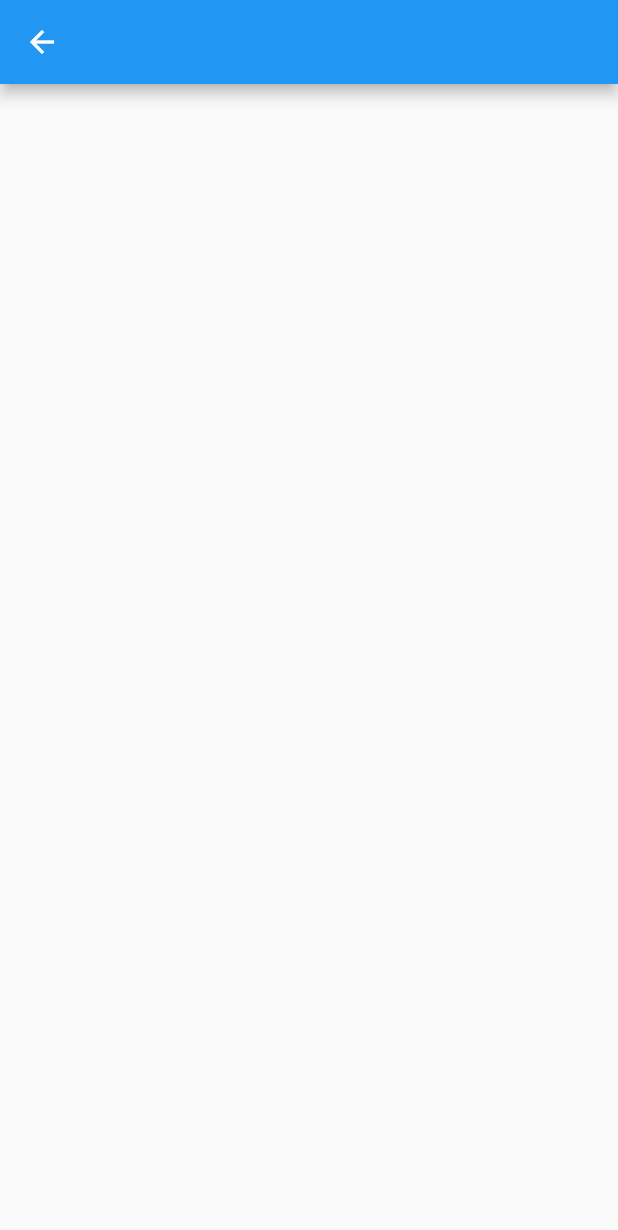
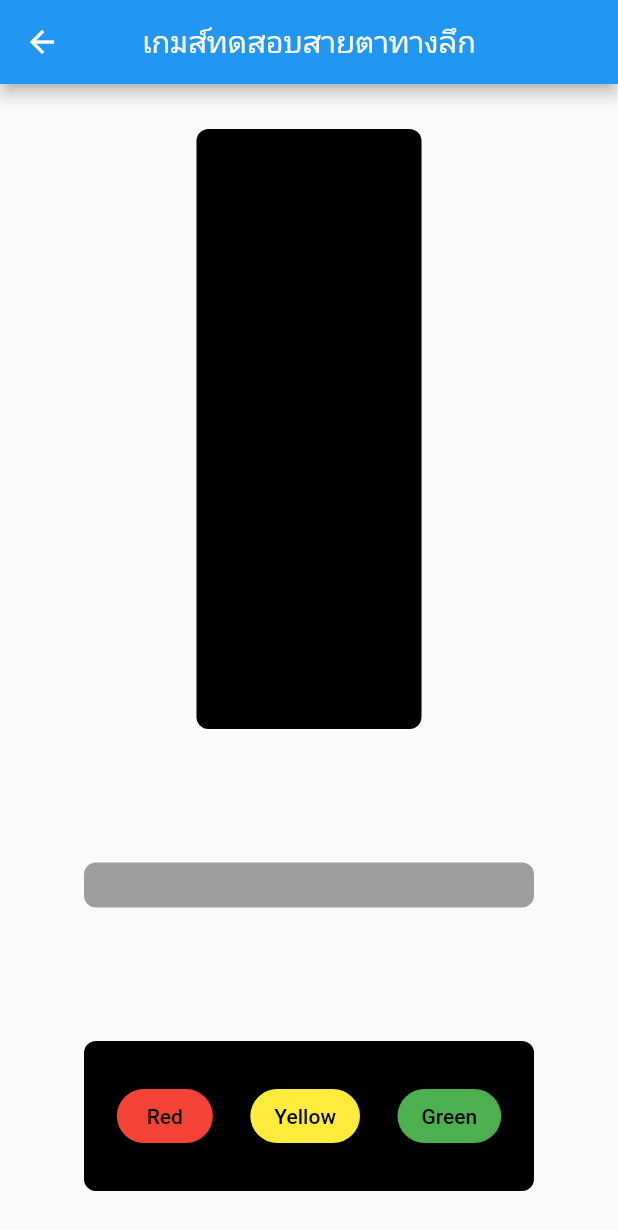
Before and after one commit to tham9500/ft_app_easy_drive, a Flutter app: the Example_action screen opened directly, on a phone screen of 412 x 824 dp. Shown: the top 1230 px of the screen. Run offline on Flutter 3.47's test engine with Material 2 defaults, Android fonts, the phone set to English and light mode, and no system bars; our stand-ins replace shared_preferences; missing offline and left inert: splash_screen_view; accounts and stored records are empty.

Commit message:
[ADD]layout ex_action [ADD]navi page ex_action

```diff
--- a/lib/pages/games_page/example_action.dart
+++ b/lib/pages/games_page/example_action.dart
@@ -8,10 +8,140 @@ class Example_action extends StatefulWidget {
 }
 
 class _Example_actionState extends State<Example_action> {
+  BorderRadiusGeometry _borderRadius = BorderRadius.circular(8);
+  Color _color = Colors.black;
+  Color _color2 = Colors.grey;
   @override
   Widget build(BuildContext context) {
     return Scaffold(
-      appBar: AppBar(),
+      appBar: AppBar(
+        centerTitle: true,
+        title: Text("เกมส์ทดสอบสายตาทางลึก"),
+      ),
+      body: Container(
+        child: Padding(
+          padding: const EdgeInsets.all(30),
+          child: Column(
+            children: [
+              Container(
+                child: Center(
+                  child: Container(
+                    height: 400,
+                    width: 150,
+                    decoration: BoxDecoration(
+                      color: _color,
+                      borderRadius: _borderRadius,
+                    ),
+                    child: Row(
+                      children: <Widget>[
+                        Container(),
+                        Container(),
+                        Container(),
+                      ],
+                    ),
+                  ),
+                ),
+              ),
+              Spacer(),
+              Container(
+                child: Center(
+                  child: Container(
+                    height: 30,
+                    width: 300,
+                    decoration: BoxDecoration(
+                      color: _color2,
+                      borderRadius: _borderRadius,
+                    ),
+                  ),
+                ),
+              ),
+              Spacer(),
+              Container(
+                child: Center(
+                  child: Container(
+                    height: 100,
+                    width: 300,
+                    decoration: BoxDecoration(
+                      color: _color,
+                      borderRadius: _borderRadius,
+                    ),
+                    child: Row(
+                      mainAxisAlignment: MainAxisAlignment.center,
+                      children: [
+                        Btn_1(),
+                        SizedBox(width: 25),
+                        Btn_2(),
+                        SizedBox(width: 25),
+                        Btn_3(),
+                      ],
+                    ),
+                  ),
+                ),
+              ),
+              Container(
+                child: Center(
+                  child: Row(
+                    mainAxisAlignment: MainAxisAlignment.center,
+                    children: [
+
+                    ],
+                  ),
+                ),
+              )
+            ],
+          ),
+        ),
+      ),
     );
   }
+
+  Widget Btn_1() {
+    return Container(
+
+        // color: Colors.amber.shade200,
+        child: ElevatedButton(
+            style: ButtonStyle(
+                foregroundColor: MaterialStateProperty.all<Color>(Colors.black),
+                backgroundColor: MaterialStateProperty.all<Color>(Colors.red),
+                shape: MaterialStateProperty.all<RoundedRectangleBorder>(
+                    RoundedRectangleBorder(
+                  borderRadius: BorderRadius.circular(18.0),
+                ))),
+            child: Text("Red"),
+            onPressed: () {}));
+  }
+
+  Widget Btn_2() {
+    return Container(
+
+        // color: Colors.amber.shade200,
+        child: ElevatedButton(
+            style: ButtonStyle(
+                foregroundColor: MaterialStateProperty.all<Color>(Colors.black),
+                backgroundColor:
+                    MaterialStateProperty.all<Color>(Colors.yellow),
+                shape: MaterialStateProperty.all<RoundedRectangleBorder>(
+                    RoundedRectangleBorder(
+                  borderRadius: BorderRadius.circular(18.0),
+                ))),
+            child: Text("Yellow"),
+            onPressed: () {}));
+  }
+
+  Widget Btn_3() {
+    return Container(
+
+        // color: Colors.amber.shade200,
+        child: ElevatedButton(
+            style: ButtonStyle(
+                foregroundColor: MaterialStateProperty.all<Color>(Colors.black),
+                backgroundColor: MaterialStateProperty.all<Color>(Colors.green),
+                shape: MaterialStateProperty.all<RoundedRectangleBorder>(
+                    RoundedRectangleBorder(
+                  borderRadius: BorderRadius.circular(18.0),
+                ))),
+            child: Text("Green"),
+            onPressed: () {}));
+  }
+
 }
--- a/lib/pages/games_page/home_game.dart
+++ b/lib/pages/games_page/home_game.dart
@@ -1,3 +1,4 @@
+import 'package:ft_app_easy_drive/pages/games_page/example_action.dart';
 import 'package:ft_app_easy_drive/pages/games_page/example_distance.dart';
 import 'package:flutter/material.dart';
 import 'package:ft_app_easy_drive/pages/games_page/example_eyecolor.dart';
@@ -97,7 +98,9 @@ class _Home_gameState extends State<Home_game> {
                 ))),
             child: Text("เกมส์ทดสอบปฏิกริยา"),
             onPressed: () {
-              print("games colors click");
+              print("games action click");
+              Navigator.push(context,
+                  MaterialPageRoute(builder: (context) => Example_action()));
             }));
   }
 }
```
